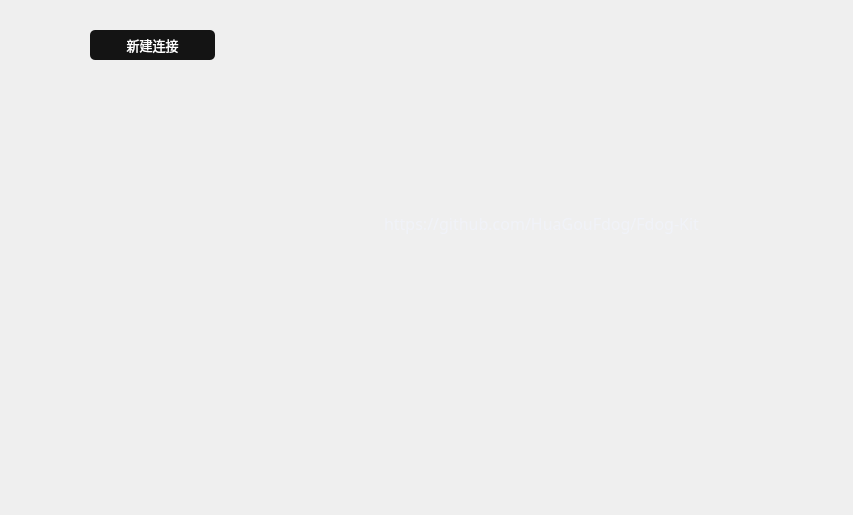
The window that Fdog-Kit/module_zookeeper/zookeepermanagewidget.ui (HuaGouFdog/Fdog-Kit) describes before a commit, drawn with Qt 5.
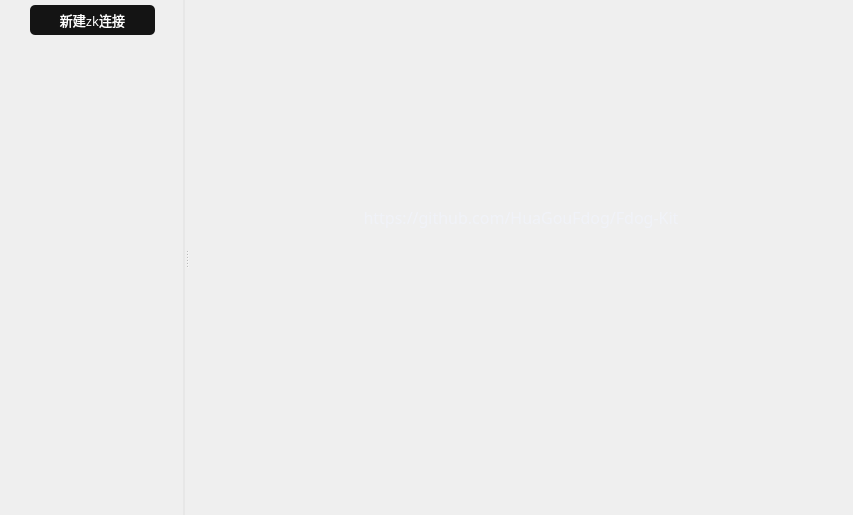
The same window after the commit. Icons and pictures are not drawn.

Commit message: 优化zk模块ui，去除多余设计，并确保背景继承于主窗口

Patch:
```diff
--- a/Fdog-Kit/module_zookeeper/zookeepermanagewidget.ui
+++ b/Fdog-Kit/module_zookeeper/zookeepermanagewidget.ui
@@ -24,28 +24,32 @@
     <number>0</number>
    </property>
    <property name="leftMargin">
-    <number>10</number>
+    <number>0</number>
    </property>
    <property name="topMargin">
-    <number>10</number>
+    <number>0</number>
    </property>
    <property name="rightMargin">
-    <number>10</number>
+    <number>0</number>
    </property>
    <property name="bottomMargin">
-    <number>10</number>
+    <number>0</number>
    </property>
    <item>
+    <widget class="QSplitter" name="splitter">
+     <property name="orientation">
+      <enum>Qt::Horizontal</enum>
+     </property>
     <widget class="QWidget" name="widget_left" native="true">
      <property name="minimumSize">
       <size>
-       <width>230</width>
+        <width>185</width>
        <height>0</height>
       </size>
      </property>
      <property name="maximumSize">
       <size>
-       <width>230</width>
+        <width>185</width>
        <height>16777215</height>
       </size>
      </property>
@@ -56,12 +60,11 @@
      </property>
      <property name="styleSheet">
       <string notr="true">#widget_left{
-border-image: url(:/lib/back2.png);
-border-right:0px solid rgba(108, 117, 125, 65); 
-border-top-right-radius: 10px;
+border-right:2px solid rgba(197, 197, 197,50);
+/*border-top-right-radius: 10px;
 border-bottom-right-radius: 10px;
 border-top-left-radius: 10px;
-border-bottom-left-radius: 10px;
+border-bottom-left-radius: 10px;*/
 }
 QScrollBar:vertical{
     width: 10px;
@@ -116,13 +119,13 @@
        <number>10</number>
       </property>
       <property name="leftMargin">
-       <number>25</number>
+        <number>0</number>
       </property>
       <property name="topMargin">
        <number>0</number>
       </property>
       <property name="rightMargin">
-       <number>25</number>
+        <number>0</number>
       </property>
       <property name="bottomMargin">
        <number>0</number>
@@ -132,13 +135,13 @@
         <property name="minimumSize">
          <size>
           <width>0</width>
-          <height>70</height>
+           <height>0</height>
          </size>
         </property>
         <property name="maximumSize">
          <size>
           <width>16777215</width>
-          <height>70</height>
+           <height>50</height>
          </size>
         </property>
         <layout class="QHBoxLayout" name="horizontalLayout_4">
@@ -157,16 +160,6 @@
          <property name="bottomMargin">
           <number>5</number>
          </property>
-         <item>
-          <widget class="QLabel" name="label_zk_icon">
-           <property name="styleSheet">
-            <string notr="true">image: url(:/lib/Zookeeper21.png);</string>
-           </property>
-           <property name="text">
-            <string/>
-           </property>
-          </widget>
-         </item>
          <item>
           <widget class="QToolButton" name="toolButton_newCreate">
            <property name="minimumSize">
@@ -201,7 +194,7 @@
 }</string>
            </property>
            <property name="text">
-            <string>新建连接</string>
+             <string>新建zk连接</string>
            </property>
            <property name="icon">
             <iconset resource="../lib.qrc">
@@ -295,8 +288,8 @@
              <rect>
               <x>0</x>
               <y>0</y>
-              <width>180</width>
-              <height>415</height>
+               <width>185</width>
+               <height>465</height>
              </rect>
             </property>
             <property name="styleSheet">
@@ -405,8 +398,6 @@
       </item>
      </layout>
     </widget>
-   </item>
-   <item>
     <widget class="QWidget" name="widget_right" native="true">
      <property name="styleSheet">
       <string notr="true"/>
@@ -995,6 +986,7 @@
        </widget>
       </item>
      </layout>
+     </widget>
     </widget>
    </item>
   </layout>
```
Left out of the diff: 6 changed lines with no effect on the pictures. Lines whose indentation alone changed are shown as unchanged. The commit also changes 3 other files.
